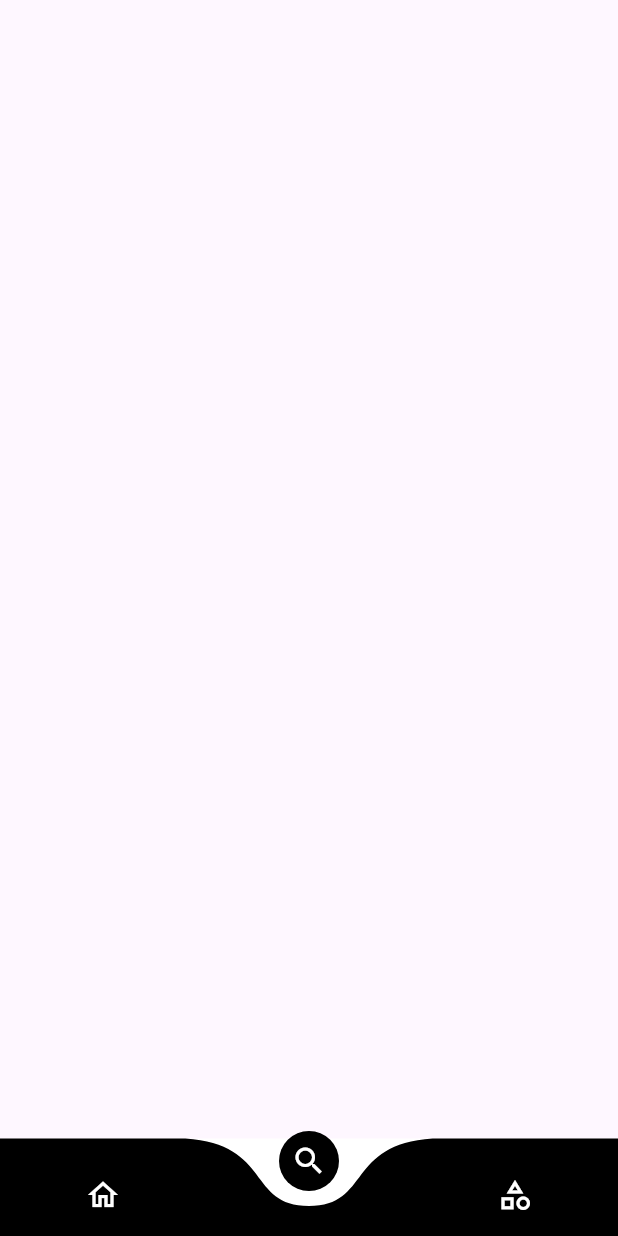
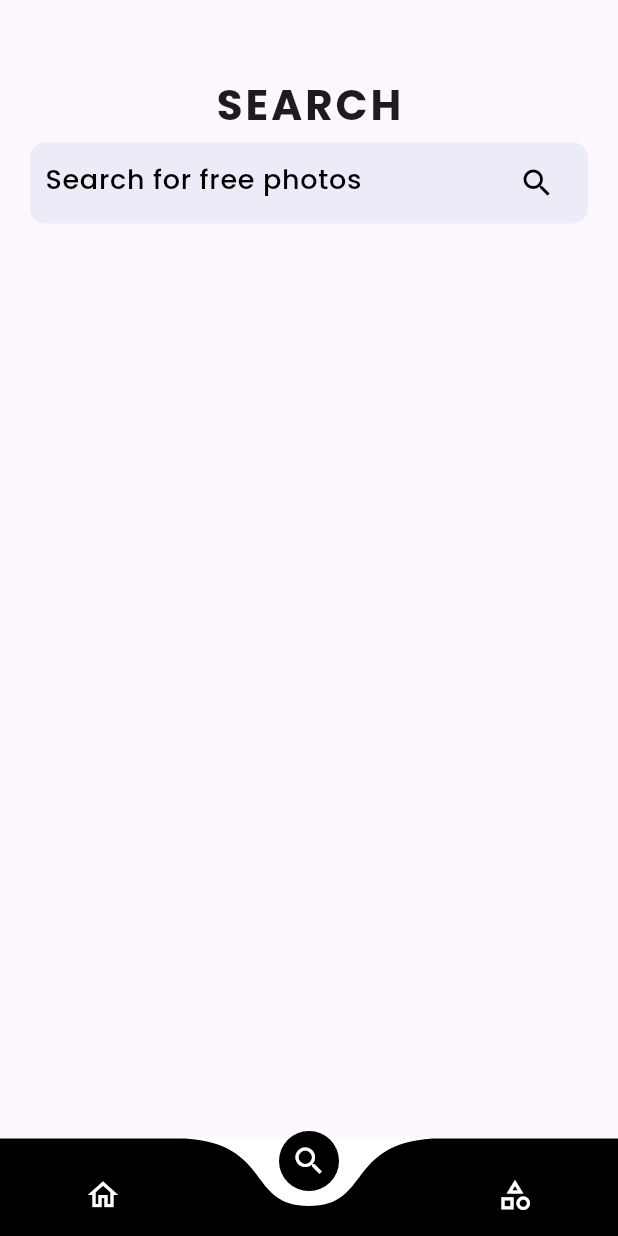
Before and after one commit to ambedgar777/wallpaper_app, a Flutter app: the screen it shows after launch, item 2 of the bottom bar chosen, on a phone screen of 412 x 824 dp. Run offline on Flutter 3.47's test engine with Material 3 defaults, Android fonts, the phone set to English and light mode, and no system bars; drawn by our look-alikes of curved_navigation_bar; our stand-ins replace cached_network_image, carousel_slider, google_fonts, smooth_page_indicator.

Commit message:
updated code added

```diff
--- /dev/null
+++ b/lib/models/photo_model.dart
@@ -0,0 +1,30 @@
+class PhotosModel {
+  String? url;
+  SrcModel? src;
+
+  PhotosModel({this.url, this.src});
+
+  factory PhotosModel.fromMap(Map<String, dynamic> parsedJson) {
+    return PhotosModel(
+      url: parsedJson['url'],
+      src: SrcModel.fromMap(parsedJson['src']),
+    );
+  }
+}
+
+class SrcModel {
+  String? portrait;
+  String? landscape;
+  String? large;
+  String? medium;
+
+  SrcModel({this.portrait, this.landscape, this.large, this.medium});
+  factory SrcModel.fromMap(Map<String, dynamic> srcJson) {
+    return SrcModel(
+      portrait: srcJson['portrait'],
+      landscape: srcJson['landscape'],
+      medium: srcJson['medium'],
+      large: srcJson['large'],
+    );
+  }
+}
--- a/lib/pages/search.dart
+++ b/lib/pages/search.dart
@@ -1,6 +1,12 @@
+import 'dart:convert';
+
 import 'package:flutter/material.dart';
+import 'package:google_fonts/google_fonts.dart';
+import 'package:wallpape_app/models/photo_model.dart';
+import 'package:http/http.dart' as http;
+import 'package:wallpape_app/widgets/widget.dart';
 
-class Search extends StatefulWidget{
+class Search extends StatefulWidget {
   const Search({super.key});
 
   @override
@@ -8,8 +14,100 @@ class Search extends StatefulWidget{
 }
 
 class _SearchState extends State<Search> {
+  List<PhotosModel> photos = [];
+  TextEditingController searchController = TextEditingController();
+  bool search = false; //because the app is adding all the searched images in the same list.
+
+
+  //method to search wallpapers
+  Future<void> getSearchWallpapers(String searchQuery) async {
+    await http.get(
+        Uri.parse(
+            'https://api.pexels.com/v1/search?query=$searchQuery&per_page=30'),
+        headers: {
+          'Authorization':
+              'Yzq9ZMsOQSPGbtrNglVQANNWdWMHt1WybOEZ4KXfxvlMkLWHqw5IcaZj'
+        }).then((value) {
+      Map<String, dynamic> jsonData = jsonDecode(value.body);
+      jsonData['photos'].forEach((element) {
+        PhotosModel photosModel = PhotosModel.fromMap(element);
+        photos.add(photosModel);
+      });
+      setState(() {
+        search = true;
+      });
+    });
+  }
+
   @override
-  Widget build(BuildContext context){
-    return Container();
+  Widget build(BuildContext context) {
+    return Scaffold(
+      body: Container(
+        margin: EdgeInsets.only(top: 50.0),
+        child: Column(
+          children: [
+            Center(
+              child: Text(
+                'SEARCH',
+                style: GoogleFonts.poppins(
+                  fontSize: 28.0,
+                  letterSpacing: 2,
+                  fontWeight: FontWeight.bold,
+                ),
+              ),
+            ),
+            const SizedBox(height: 5.0),
+            Container(
+              margin: const EdgeInsets.symmetric(horizontal: 20.0),
+              padding:
+                  const EdgeInsets.symmetric(horizontal: 10.0, vertical: 3),
+              width: MediaQuery.of(context).size.width,
+              decoration: BoxDecoration(
+                color: const Color(0xFFececf8),
+                borderRadius: BorderRadius.circular(10),
+              ),
+              child: TextField(
+                controller: searchController,
+                decoration: InputDecoration(
+                  border: InputBorder.none,
+                  hintText: 'Search for free photos',
+                  hintStyle: GoogleFonts.poppins(
+                    fontSize: 18.0,
+                    color: Colors.black,
+                    fontWeight: FontWeight.w500,
+                  ),
+                  suffixIcon: GestureDetector(
+                    onTap: () {
+                      getSearchWallpapers(searchController.text);
+                    },
+                    child: search ?  GestureDetector(
+                      onTap: (){
+                        photos = [];
+                        search = false;
+                        searchController.clear();
+                        setState(() {
+
+                        });
+                      },
+                      child: Icon(
+                        Icons.close,
+                        color: Colors.black,
+                      ),
+                    ) : Icon(
+                      Icons.search_outlined,
+                      color: Colors.black,
+                    ),
+                  ),
+                ),
+              ),
+            ),
+            const SizedBox(height: 20.0),
+            Expanded(
+              child: wallpaper(photos, context),
+            ),
+          ],
+        ),
+      ),
+    );
   }
 }
--- /dev/null
+++ b/lib/widgets/widget.dart
@@ -0,0 +1,29 @@
+import 'package:cached_network_image/cached_network_image.dart';
+import 'package:flutter/material.dart';
+import 'package:wallpape_app/models/photo_model.dart';
+
+Widget wallpaper(List<PhotosModel> listPhotos, BuildContext context) {
+  return Container(
+    padding: EdgeInsets.symmetric(horizontal: 16),
+    child: GridView.count(
+      padding: EdgeInsets.all(4.0),
+      crossAxisCount: 2,
+      childAspectRatio: 0.6,
+      mainAxisSpacing: 6.0,
+      crossAxisSpacing: 6.0,
+      children: listPhotos.map((PhotosModel photosModel) {
+        return GridTile(
+            child: Hero(
+          tag: photosModel.src!.portrait!,
+          child: ClipRRect(
+            borderRadius: BorderRadius.circular(18),
+            child: CachedNetworkImage(
+              imageUrl: photosModel.src!.portrait!,
+              fit: BoxFit.cover,
+            ),
+          ),
+        ));
+      }).toList(),
+    ),
+  );
+}
--- a/pubspec.yaml
+++ b/pubspec.yaml
@@ -39,6 +39,8 @@ dependencies:
   carousel_slider: ^4.2.1
   smooth_page_indicator: ^1.1.0
   curved_navigation_bar: ^1.0.3
+  http: ^1.2.0
+  cached_network_image: ^3.3.1
 
 dev_dependencies:
   flutter_test:
```
Also changed, not shown: pubspec.lock, 1 other file.
